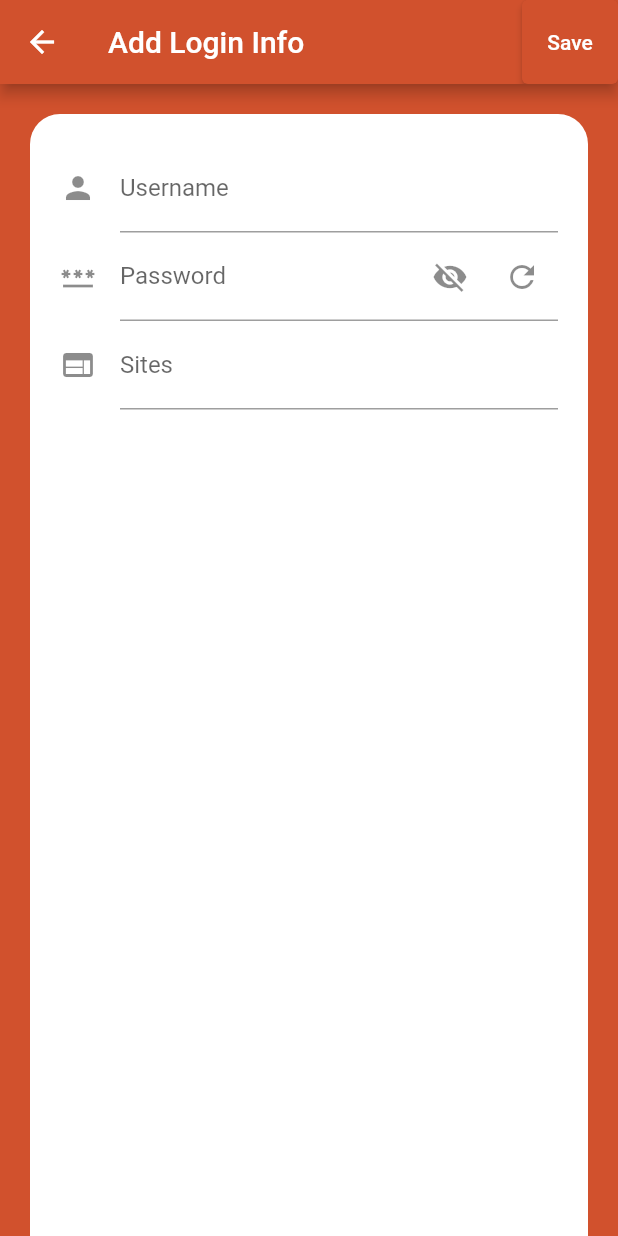
After one commit to istaqom/blankpassword, a Flutter app: the screen it shows after launch, after a tap on "Login", after a tap on the "add" icon, on a phone screen of 412 x 824 dp. The commit adds this screen. Run offline on Flutter 3.47's test engine with Material 2 defaults, Android fonts, the phone set to English and light mode, and no system bars.

Commit message:
create view prototype

```diff
--- /dev/null
+++ b/lib/app.dart
@@ -0,0 +1,49 @@
+
+import 'package:flutter/material.dart';
+
+class AppContainer extends StatelessWidget {
+  const AppContainer({super.key, this.child});
+
+  final Widget? child;
+
+  @override
+  Widget build(BuildContext context) {
+    return Container(
+      margin: const EdgeInsets.only(left: 20, right: 20, top: 20),
+      decoration: const BoxDecoration(
+        color: Colors.white,
+        borderRadius: BorderRadius.only(
+          topLeft: Radius.circular(20),
+          topRight: Radius.circular(20),
+        ),
+      ),
+      child: child,
+    );
+  }
+}
+
+class AppContainerWithFloatingButton extends StatelessWidget {
+  const AppContainerWithFloatingButton(
+      {super.key, this.floatingActionButton, required this.child});
+
+  final Widget? floatingActionButton;
+  final Widget child;
+
+  @override
+  Widget build(BuildContext context) {
+    return AppContainer(
+      child: Stack(
+        children: [
+          Align(
+            alignment: Alignment.bottomRight,
+            child: Padding(
+              padding: const EdgeInsets.all(20),
+              child: floatingActionButton,
+            ),
+          ),
+          child,
+        ],
+      ),
+    );
+  }
+}
--- /dev/null
+++ b/lib/create_credential.dart
@@ -0,0 +1,118 @@
+import 'package:blankpassword/generate_password.dart';
+import 'package:flutter/material.dart';
+
+import 'app.dart';
+
+class CreateCredentialWidget extends StatefulWidget {
+  const CreateCredentialWidget({super.key});
+
+  @override
+  State<CreateCredentialWidget> createState() => _CreateCredentialWidgetState();
+}
+
+class _CreateCredentialWidgetState extends State<CreateCredentialWidget> {
+  final GlobalKey<FormState> _formKey = GlobalKey<FormState>();
+  @override
+  Widget build(BuildContext context) {
+    return Scaffold(
+      appBar: AppBar(
+        title: const Text("Add Login Info"),
+        actions: [
+          ElevatedButton(
+            onPressed: () {
+              print("pressed");
+            },
+            child: const Text("Save"),
+          ),
+        ],
+      ),
+      body: AppContainer(
+        child: Form(
+          key: _formKey,
+          child: const Padding(
+            padding: EdgeInsets.all(20),
+            child: CreateCredentialFormWidget(),
+          ),
+        ),
+      ),
+    );
+  }
+}
+
+class CreateCredentialFormWidget extends StatefulWidget {
+  const CreateCredentialFormWidget({super.key});
+
+  @override
+  State<CreateCredentialFormWidget> createState() =>
+      CreateCredentialFormWidgetState();
+}
+
+class CreateCredentialFormWidgetState
+    extends State<CreateCredentialFormWidget> {
+  String name = '';
+  String password = '';
+  bool showPassword = true;
+
+  @override
+  Widget build(BuildContext context) {
+    return Column(
+      children: <Widget>[
+        TextFormField(
+          decoration: const InputDecoration(
+            icon: Icon(Icons.person),
+            labelText: "Username",
+            hintText: "example@example.com",
+          ),
+        ),
+        TextFormField(
+          onSaved: (val) {
+            password = val ?? "";
+          },
+          decoration: InputDecoration(
+            icon: const Icon(Icons.password),
+            labelText: "Password",
+            suffixIcon: Row(
+              mainAxisSize: MainAxisSize.min,
+              children: <Widget>[
+                IconButton(
+                  icon: Builder(builder: (context) {
+                    if (showPassword) {
+                      return const Icon(Icons.visibility_off);
+                    } else {
+                      return const Icon(Icons.visibility);
+                    }
+                  }),
+                  onPressed: () {
+                    setState(() {
+                      showPassword = !showPassword;
+                    });
+                  },
+                ),
+                IconButton(
+                  icon: const Icon(Icons.refresh),
+                  onPressed: () async {
+                    final String result = await Navigator.push(
+                      context,
+                      MaterialPageRoute(
+                        builder: (context) => const GeneratePasswordWidget(),
+                      ),
+                    );
+
+                    if (!mounted) return;
+                  },
+                ),
+              ],
+            ),
+          ),
+          obscureText: !showPassword,
+        ),
+        TextFormField(
+          decoration: const InputDecoration(
+            icon: Icon(Icons.web),
+            labelText: "Sites",
+          ),
+        ),
+      ],
+    );
+  }
+}
--- /dev/null
+++ b/lib/generate_password.dart
@@ -0,0 +1,31 @@
+import 'package:blankpassword/app.dart';
+import 'package:flutter/material.dart';
+
+class GeneratePasswordWidget extends StatefulWidget {
+  const GeneratePasswordWidget({super.key});
+
+  @override
+  State<GeneratePasswordWidget> createState() => _GeneratePasswordWidgetState();
+}
+
+class _GeneratePasswordWidgetState extends State<GeneratePasswordWidget> {
+  @override
+  Widget build(BuildContext context) {
+    return Scaffold(
+      appBar: AppBar(
+        title: const Text("Generate Password"),
+        actions: [
+          ElevatedButton(
+            onPressed: () {
+              Navigator.pop(context, "WOWO");
+            },
+            child: const Text("Select"),
+          ),
+        ],
+      ),
+      body: const AppContainer(
+        child: Text("ehe"),
+      ),
+    );
+  }
+}
--- a/lib/main.dart
+++ b/lib/main.dart
@@ -1,4 +1,8 @@
 import 'package:flutter/material.dart';
+
+import 'app.dart';
+import 'create_credential.dart';
+import 'password.dart';
 
 void main() {
   runApp(const MyApp());
@@ -43,6 +47,7 @@ class MyApp extends StatelessWidget {
         // Notice that the counter didn't reset back to zero; the application
         // is not restarted.
         primarySwatch: buildMaterialColor(const Color(0xffd1512d)),
+        scaffoldBackgroundColor: buildMaterialColor(const Color(0xffd1512d)),
       ),
       home: const MyHomePage(title: 'BlankPassword'),
     );
@@ -84,12 +89,23 @@ class _MyHomePageState extends State<MyHomePage> {
       ),
       body: Column(
         children: <Widget>[
-          Text(
+          const Text(
             "Sign In",
             style: TextStyle(
               color: Colors.black,
               fontWeight: FontWeight.bold,
-            )
+            ),
+          ),
+          TextButton(
+            onPressed: () {
+              Navigator.pushReplacement(
+                context,
+                MaterialPageRoute(
+                  builder: (context) => const YourPasswordPageWidget(),
+                ),
+              );
+            },
+            child: const Text("Login"),
           ),
         ],
       ), // This trailing comma makes auto-formatting nicer for build methods.
--- /dev/null
+++ b/lib/password.dart
@@ -0,0 +1,43 @@
+
+
+import 'package:flutter/material.dart';
+
+import 'app.dart';
+import 'create_credential.dart';
+
+class YourPasswordPageWidget extends StatefulWidget {
+  const YourPasswordPageWidget({super.key});
+
+  @override
+  State<YourPasswordPageWidget> createState() => _YourPasswordPageWidgetState();
+}
+
+class _YourPasswordPageWidgetState extends State<YourPasswordPageWidget> {
+  @override
+  Widget build(BuildContext context) {
+    return Scaffold(
+      appBar: AppBar(
+        title: const Text("Your Password"),
+        elevation: 0,
+      ),
+      body: AppContainerWithFloatingButton(
+        floatingActionButton: FloatingActionButton(
+          onPressed: () {
+            Navigator.push(
+              context,
+              MaterialPageRoute(
+                builder: (context) => const CreateCredentialWidget(),
+              ),
+            );
+          },
+          child: const Icon(Icons.add),
+        ),
+        child: Column(
+          children: <Widget>[
+            Row(),
+          ],
+        ),
+      ),
+    );
+  }
+}
```
